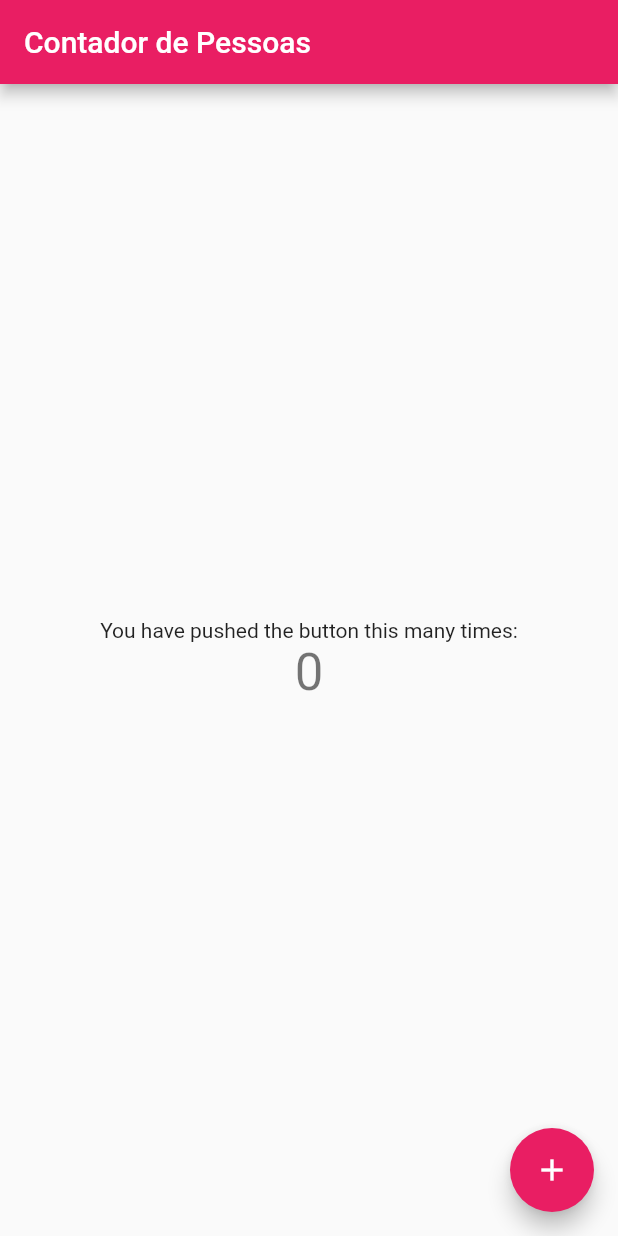
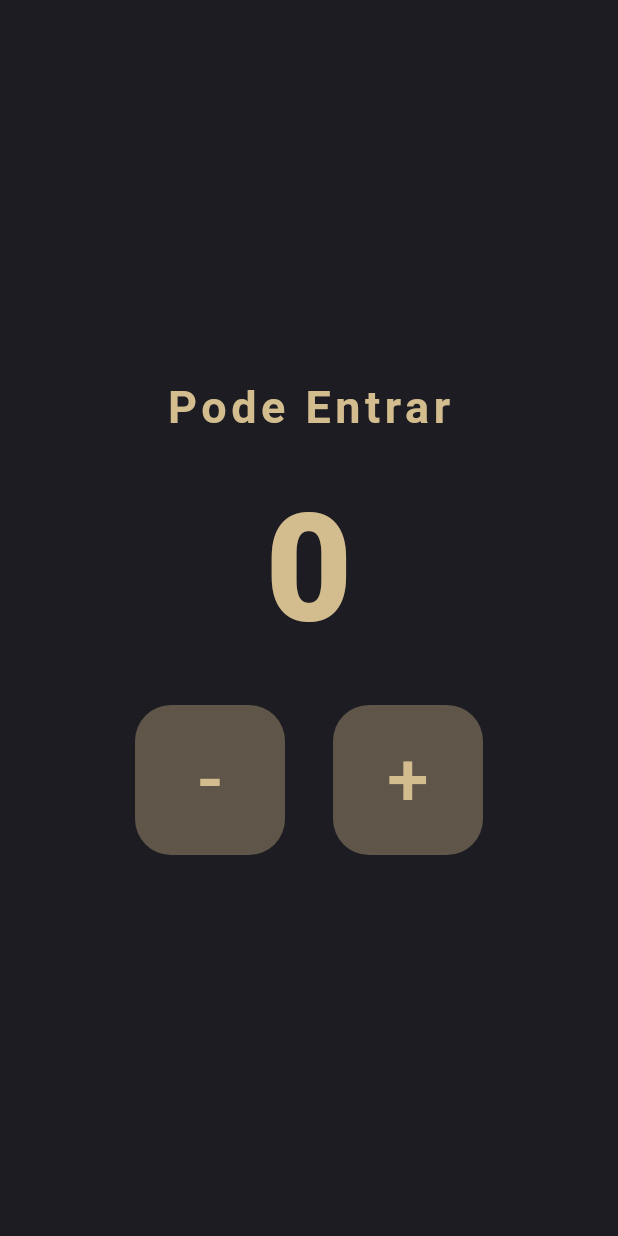
Before and after one commit to AdimarSarkis/flutter-contador, a Flutter app: the screen it shows after launch, on a phone screen of 412 x 824 dp. Run offline on Flutter 3.47's test engine with Material 2 defaults, Android fonts, the light colour scheme and no system bars.

Commit message:
Terminado a parte visual, falta as funcionalidades

```diff
--- a/lib/main.dart
+++ b/lib/main.dart
@@ -5,64 +5,89 @@ void main() {
 }
 
 class MyApp extends StatelessWidget {
-  const MyApp({super.key});
+  const MyApp({Key? key}) : super(key: key);
 
-  // This widget is the root of your application.
   @override
   Widget build(BuildContext context) {
-    return MaterialApp(
-      title: 'Flutter Demo',
-      theme: ThemeData(
-        primarySwatch: Colors.pink,
-      ),
-      home: const MyHomePage(title: 'Contador de Pessoas'),
+    return const MaterialApp(
+      home: HomePage(),
     );
   }
 }
 
-class MyHomePage extends StatefulWidget {
-  const MyHomePage({super.key, required this.title});
+class HomePage extends StatelessWidget {
+  const HomePage({Key? key}) : super(key: key);
 
-  final String title;
-
-  @override
-  State<MyHomePage> createState() => _MyHomePageState();
-}
-
-class _MyHomePageState extends State<MyHomePage> {
-  int _counter = 0;
-
-  void _incrementCounter() {
-    setState(() {
-      _counter++;
-    });
+  void decrement() {
+    print('Decrement');
   }
 
   @override
   Widget build(BuildContext context) {
     return Scaffold(
-      appBar: AppBar(
-        title: Text(widget.title),
+      backgroundColor: const Color(0xff1c1c22),
+      body: Column(
+        mainAxisAlignment: MainAxisAlignment.center,
+        children: [
+          const Text(
+            'Pode Entrar',
+            style: TextStyle(
+                fontSize: 30,
+                color: Color(0xffd3bc8e),
+                fontWeight: FontWeight.w700,
+                letterSpacing: 3),
+          ),
+          const SizedBox(height: 32),
+          const Text(
+            '0',
+            style: TextStyle(
+                fontSize: 100,
+                color: Color(0xffd3bc8e),
+                fontWeight: FontWeight.w800),
+          ),
+          const SizedBox(height: 32),
+          Row(
+            mainAxisAlignment: MainAxisAlignment.center,
+            children: [
+              TextButton(
+                onPressed: decrement,
+                style: TextButton.styleFrom(
+                    backgroundColor: const Color(0xff5f5649),
+                    fixedSize: const Size(100, 100),
+                    primary: Colors.pink,
+                    shape: RoundedRectangleBorder(
+                      borderRadius: BorderRadius.circular(24),
+                    )),
+                child: const Text(
+                  '-',
+                  style: TextStyle(
+                    fontSize: 50,
+                    color: Color(0xffd3bc8e),
+                  ),
+                ),
+              ),
+              const SizedBox(width: 32),
+              TextButton(
+                onPressed: decrement,
+                style: TextButton.styleFrom(
+                    backgroundColor: const Color(0xff5f5649),
+                    fixedSize: const Size(100, 100),
+                    primary: Colors.green,
+                    shape: RoundedRectangleBorder(
+                      borderRadius: BorderRadius.circular(24),
+                    )),
+                child: const Text(
+                  '+',
+                  style: TextStyle(
+                    fontSize: 50,
+                    color: Color(0xffd3bc8e),
+                  ),
+                ),
+              ),
+            ],
+          )
+        ],
       ),
-      body: Center(
-        child: Column(
-          mainAxisAlignment: MainAxisAlignment.center,
-          children: <Widget>[
-            const Text(
-              'You have pushed the button this many times:',
-            ),
-            Text(
-              '$_counter',
-              style: Theme.of(context).textTheme.headlineMedium,
-            ),
-          ],
-        ),
-      ),
-      floatingActionButton: FloatingActionButton(
-        onPressed: _incrementCounter,
-        tooltip: 'Increment',
-        child: const Icon(Icons.add),
-      ), // This trailing comma makes auto-formatting nicer for build methods.
     );
   }
 }
```
